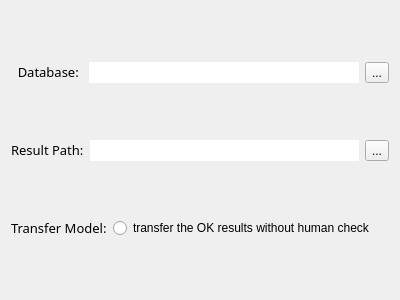
Qt form PCBHumanReCheck/PCBHumanReCheck/mysettingwindow.ui (ZhangYY12345/PCBHumanReCheck) before a commit.
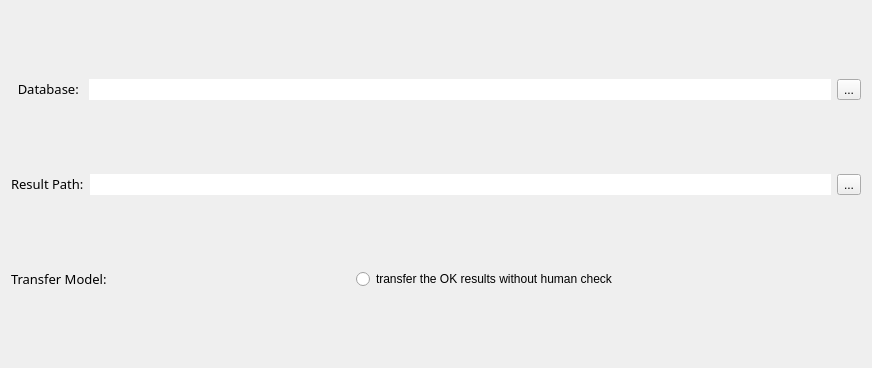
The same form after that commit.

```diff
--- a/PCBHumanReCheck/PCBHumanReCheck/mysettingwindow.ui
+++ b/PCBHumanReCheck/PCBHumanReCheck/mysettingwindow.ui
@@ -6,8 +6,8 @@
    <rect>
     <x>0</x>
     <y>0</y>
-    <width>400</width>
-    <height>300</height>
+    <width>872</width>
+    <height>368</height>
    </rect>
   </property>
   <property name="windowTitle">
@@ -52,7 +52,7 @@
       </widget>
      </item>
      <item>
-      <widget class="QToolButton" name="setResPathBt">
+      <widget class="QToolButton" name="setDatabaseBt">
        <property name="text">
         <string>...</string>
        </property>
@@ -98,7 +98,7 @@
       </widget>
      </item>
      <item>
-      <widget class="QToolButton" name="setResPathBt_2">
+      <widget class="QToolButton" name="setResPathBt">
        <property name="text">
         <string>...</string>
        </property>
@@ -128,12 +128,38 @@
       </widget>
      </item>
      <item>
-      <widget class="QRadioButton" name="radioButton">
+      <spacer name="horizontalSpacer">
+       <property name="orientation">
+        <enum>Qt::Horizontal</enum>
+       </property>
+       <property name="sizeHint" stdset="0">
+        <size>
+         <width>40</width>
+         <height>20</height>
+        </size>
+       </property>
+      </spacer>
+     </item>
+     <item>
+      <widget class="QRadioButton" name="setModelBt">
        <property name="text">
         <string>transfer the OK results without human check</string>
        </property>
       </widget>
      </item>
+     <item>
+      <spacer name="horizontalSpacer_2">
+       <property name="orientation">
+        <enum>Qt::Horizontal</enum>
+       </property>
+       <property name="sizeHint" stdset="0">
+        <size>
+         <width>40</width>
+         <height>20</height>
+        </size>
+       </property>
+      </spacer>
+     </item>
     </layout>
    </item>
   </layout>
```
Left out of the diff: 4 changed lines with no effect on the pictures.
